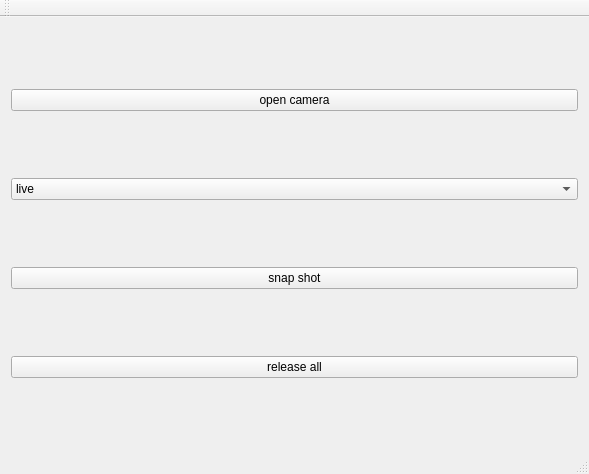
Qt form mainwindow.ui (e173101/JumpOneJumpCheat) before a commit.
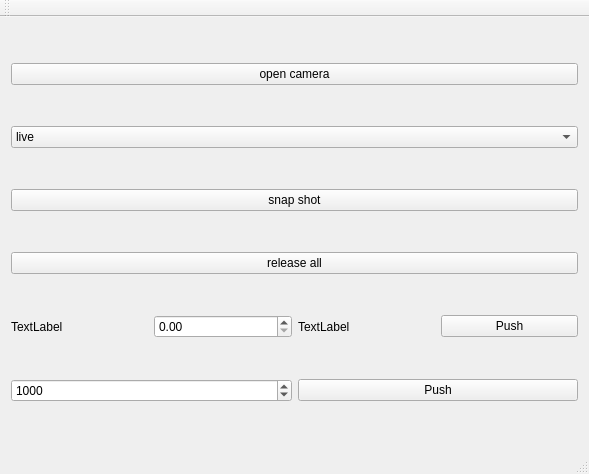
The same form after that commit.

```diff
--- a/mainwindow.ui
+++ b/mainwindow.ui
@@ -60,6 +60,62 @@
       </property>
      </widget>
     </item>
+    <item>
+     <layout class="QHBoxLayout" name="horizontalLayout">
+      <item>
+       <widget class="QLabel" name="label_interval">
+        <property name="text">
+         <string>TextLabel</string>
+        </property>
+       </widget>
+      </item>
+      <item>
+       <widget class="QDoubleSpinBox" name="doubleSpinBox_ratio">
+        <property name="maximum">
+         <double>9999.989999999999782</double>
+        </property>
+       </widget>
+      </item>
+      <item>
+       <widget class="QLabel" name="label_touchms">
+        <property name="text">
+         <string>TextLabel</string>
+        </property>
+       </widget>
+      </item>
+      <item>
+       <widget class="QPushButton" name="pushButton_push">
+        <property name="text">
+         <string>Push</string>
+        </property>
+       </widget>
+      </item>
+     </layout>
+    </item>
+    <item>
+     <layout class="QHBoxLayout" name="horizontalLayout_2">
+      <item>
+       <widget class="QSpinBox" name="spinBox_touchms">
+        <property name="minimum">
+         <number>1</number>
+        </property>
+        <property name="maximum">
+         <number>99999</number>
+        </property>
+        <property name="value">
+         <number>1000</number>
+        </property>
+       </widget>
+      </item>
+      <item>
+       <widget class="QPushButton" name="pushButton_pushScrean">
+        <property name="text">
+         <string>Push</string>
+        </property>
+       </widget>
+      </item>
+     </layout>
+    </item>
    </layout>
   </widget>
   <widget class="QMenuBar" name="menuBar">
```
